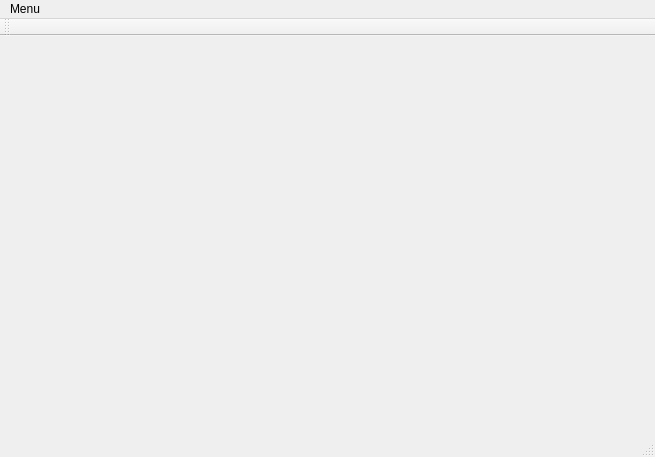
First picture: the form in mainwindow.ui, repository PranaySPatil/Art-Store-Management-System, before the edit.
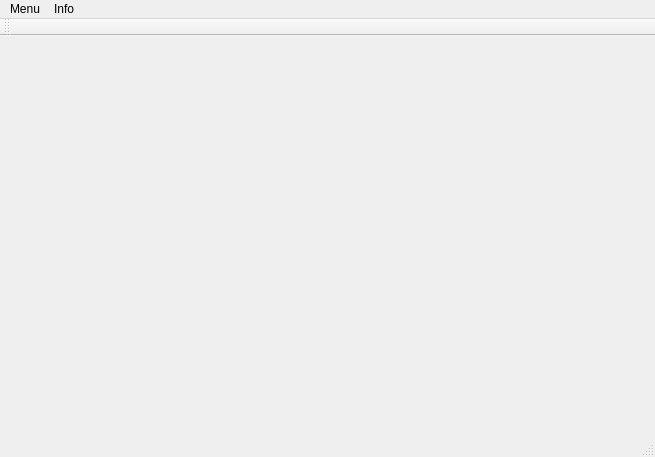
Second picture: the form after the edit.

What changed in the file:
```diff
--- a/mainwindow.ui
+++ b/mainwindow.ui
@@ -43,7 +43,15 @@
     <addaction name="separator"/>
     <addaction name="actionRefresh"/>
    </widget>
+   <widget class="QMenu" name="menuInfo">
+    <property name="title">
+     <string>Info</string>
+    </property>
+    <addaction name="actionProfile"/>
+    <addaction name="actionAbout"/>
+   </widget>
    <addaction name="menuNavigate"/>
+   <addaction name="menuInfo"/>
   </widget>
   <widget class="QToolBar" name="mainToolBar">
    <attribute name="toolBarArea">
```
Left out of the diff: 10 changed lines with no effect on the pictures.
